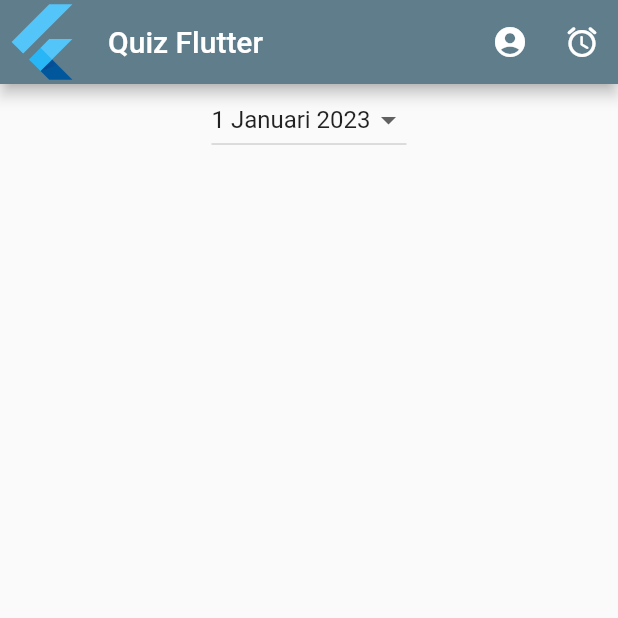
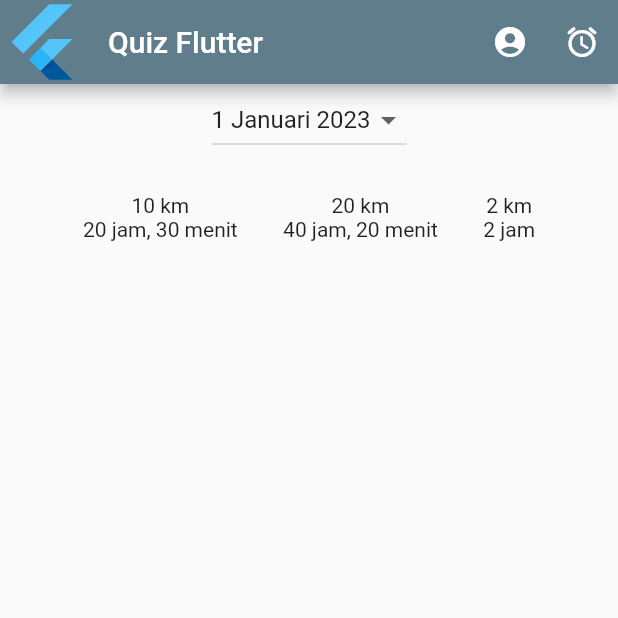
Before and after one commit to ViiBakhtiar/Quiz2_Promvis, a Flutter app: the screen it shows after launch, on a phone screen of 412 x 824 dp, the top half of it. Run offline on Flutter 3.47's test engine with Material 2 defaults, Android fonts, the phone set to English and light mode, and no system bars.

Commit message:
Add Distance

```diff
--- a/lib/main.dart
+++ b/lib/main.dart
@@ -65,6 +65,16 @@ class MyAppState extends State<MyApp> {
                     });
                   },
                 ),
+                Container(
+                    padding: const EdgeInsets.all(25),
+                    child: Row(
+                      mainAxisAlignment: MainAxisAlignment.spaceEvenly,
+                      children: [
+                        Column(children: const [Text("10 km"), Text("20 jam, 30 menit")]),
+                        Column(children: const [Text("20 km"), Text("40 jam, 20 menit")]),
+                        Column(children: const [Text("2 km"), Text("2 jam")])
+                      ],
+                    )),
               ],
             )), //column center
       ), //Scaffold
```
